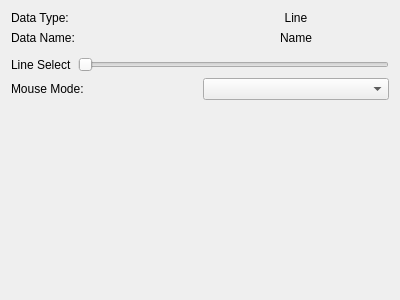
Before: the Qt Designer form src/WhiskerToolbox/Media_Widget/MediaLine_Widget/MediaLine_Widget.ui in paulmthompson/WhiskerToolbox, drawn with Qt 5.
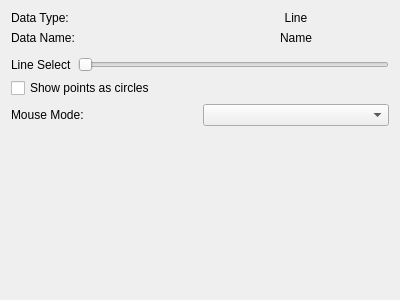
After: the same form once the commit is applied. Custom widgets are drawn as their Qt base class.

Commit message: show points on line as circle

```diff
--- a/src/WhiskerToolbox/Media_Widget/MediaLine_Widget/MediaLine_Widget.ui
+++ b/src/WhiskerToolbox/Media_Widget/MediaLine_Widget/MediaLine_Widget.ui
@@ -80,6 +80,16 @@
      </item>
     </layout>
    </item>
+   <item>
+    <widget class="QCheckBox" name="show_points_checkbox">
+     <property name="text">
+      <string>Show points as circles</string>
+     </property>
+     <property name="toolTip">
+      <string>Display open circles at each actual data point on the line</string>
+     </property>
+    </widget>
+   </item>
    <item>
     <layout class="QVBoxLayout" name="verticalLayout_2">
      <item>
```
The commit also changes 6 other files.
